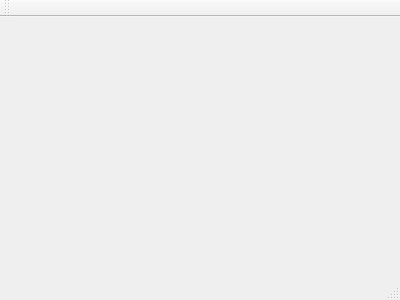
w809291634/QT_Creator_Study, file Qt_exp/xlabTools_demo/mainwindow.ui: the form before one commit.
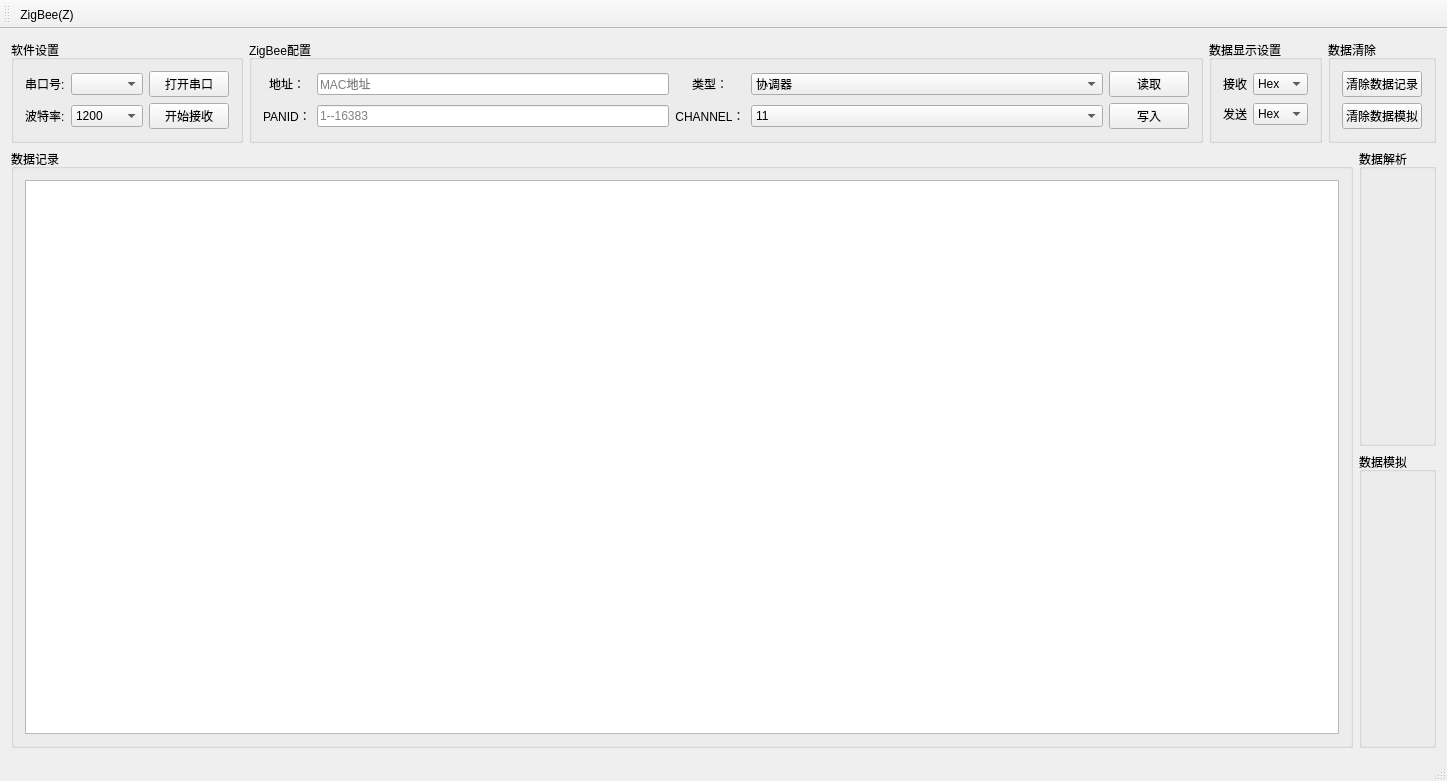
The form after the commit.

Patch:
```diff
--- a/Qt_exp/xlabTools_demo/mainwindow.ui
+++ b/Qt_exp/xlabTools_demo/mainwindow.ui
@@ -1,24 +1,456 @@
 <ui version="4.0">
  <class>MainWindow</class>
- <widget class="QMainWindow" name="MainWindow" >
-  <property name="geometry" >
+ <widget class="QMainWindow" name="MainWindow">
+  <property name="geometry">
    <rect>
     <x>0</x>
     <y>0</y>
-    <width>400</width>
-    <height>300</height>
+    <width>1447</width>
+    <height>781</height>
    </rect>
   </property>
   <property name="windowTitle" >
    <string>MainWindow</string>
   </property>
-  <widget class="QMenuBar" name="menuBar" />
-  <widget class="QToolBar" name="mainToolBar" />
-  <widget class="QWidget" name="centralWidget" />
-  <widget class="QStatusBar" name="statusBar" />
+  <widget class="QWidget" name="centralWidget">
+   <layout class="QGridLayout" name="gridLayout_7">
+    <item row="0" column="0">
+     <layout class="QHBoxLayout" name="horizontalLayout_2">
+      <item>
+       <widget class="QGroupBox" name="groupBox">
+        <property name="title">
+         <string>软件设置</string>
+        </property>
+        <layout class="QGridLayout" name="gridLayout">
+         <item row="0" column="0">
+          <widget class="QLabel" name="label">
+           <property name="text">
+            <string>串口号:</string>
+           </property>
+          </widget>
+         </item>
+         <item row="0" column="1">
+          <widget class="QComboBox" name="comboBox_Com"/>
+         </item>
+         <item row="0" column="2">
+          <widget class="QPushButton" name="pushButton_OpenCom">
+           <property name="text">
+            <string>打开串口</string>
+           </property>
+          </widget>
+         </item>
+         <item row="1" column="0">
+          <widget class="QLabel" name="label_2">
+           <property name="text">
+            <string>波特率:</string>
+           </property>
+          </widget>
+         </item>
+         <item row="1" column="1">
+          <widget class="QComboBox" name="comboBox_Baud">
+           <item>
+            <property name="text">
+             <string>1200</string>
+            </property>
+           </item>
+           <item>
+            <property name="text">
+             <string>2400</string>
+            </property>
+           </item>
+           <item>
+            <property name="text">
+             <string>4800</string>
+            </property>
+           </item>
+           <item>
+            <property name="text">
+             <string>9600</string>
+            </property>
+           </item>
+           <item>
+            <property name="text">
+             <string>19200</string>
+            </property>
+           </item>
+           <item>
+            <property name="text">
+             <string>38400</string>
+            </property>
+           </item>
+           <item>
+            <property name="text">
+             <string>57600</string>
+            </property>
+           </item>
+           <item>
+            <property name="text">
+             <string>115200</string>
+            </property>
+           </item>
+          </widget>
+         </item>
+         <item row="1" column="2">
+          <widget class="QPushButton" name="pushButton_OpenRec">
+           <property name="text">
+            <string>开始接收</string>
+           </property>
+          </widget>
+         </item>
+        </layout>
+       </widget>
+      </item>
+      <item>
+       <widget class="QGroupBox" name="groupBox_2">
+        <property name="title">
+         <string>ZigBee配置</string>
+        </property>
+        <layout class="QGridLayout" name="gridLayout_3">
+         <item row="0" column="0" rowspan="2">
+          <layout class="QVBoxLayout" name="verticalLayout">
+           <item>
+            <widget class="QLabel" name="label_Name_text">
+             <property name="sizePolicy">
+              <sizepolicy hsizetype="Preferred" vsizetype="Preferred">
+               <horstretch>0</horstretch>
+               <verstretch>0</verstretch>
+              </sizepolicy>
+             </property>
+             <property name="text">
+              <string>&lt;html&gt;&lt;head/&gt;&lt;body&gt;&lt;p align=&quot;center&quot;&gt;地址：&lt;/p&gt;&lt;/body&gt;&lt;/html&gt;</string>
+             </property>
+            </widget>
+           </item>
+           <item>
+            <widget class="QLabel" name="label_Panid_text">
+             <property name="text">
+              <string>&lt;html&gt;&lt;head/&gt;&lt;body&gt;&lt;p align=&quot;center&quot;&gt;PANID：&lt;/p&gt;&lt;/body&gt;&lt;/html&gt;</string>
+             </property>
+            </widget>
+           </item>
+          </layout>
+         </item>
+         <item row="0" column="1">
+          <widget class="QLineEdit" name="lineEdit">
+           <property name="readOnly">
+            <bool>true</bool>
+           </property>
+           <property name="placeholderText">
+            <string>MAC地址</string>
+           </property>
+          </widget>
+         </item>
+         <item row="0" column="2" rowspan="2">
+          <layout class="QVBoxLayout" name="verticalLayout_2">
+           <item>
+            <widget class="QLabel" name="label_Type_text">
+             <property name="sizePolicy">
+              <sizepolicy hsizetype="Preferred" vsizetype="Preferred">
+               <horstretch>0</horstretch>
+               <verstretch>0</verstretch>
+              </sizepolicy>
+             </property>
+             <property name="text">
+              <string>&lt;html&gt;&lt;head/&gt;&lt;body&gt;&lt;p align=&quot;center&quot;&gt;类型：&lt;/p&gt;&lt;/body&gt;&lt;/html&gt;</string>
+             </property>
+            </widget>
+           </item>
+           <item>
+            <widget class="QLabel" name="label_Channel_text">
+             <property name="text">
+              <string>&lt;html&gt;&lt;head/&gt;&lt;body&gt;&lt;p align=&quot;center&quot;&gt;CHANNEL：&lt;/p&gt;&lt;/body&gt;&lt;/html&gt;</string>
+             </property>
+            </widget>
+           </item>
+          </layout>
+         </item>
+         <item row="0" column="3">
+          <widget class="QComboBox" name="comboBox">
+           <property name="sizePolicy">
+            <sizepolicy hsizetype="Expanding" vsizetype="Fixed">
+             <horstretch>0</horstretch>
+             <verstretch>0</verstretch>
+            </sizepolicy>
+           </property>
+           <item>
+            <property name="text">
+             <string>协调器</string>
+            </property>
+           </item>
+           <item>
+            <property name="text">
+             <string>路由节点</string>
+            </property>
+           </item>
+           <item>
+            <property name="text">
+             <string>终端节点</string>
+            </property>
+           </item>
+          </widget>
+         </item>
+         <item row="0" column="4">
+          <widget class="QPushButton" name="pushButton">
+           <property name="text">
+            <string>读取</string>
+           </property>
+          </widget>
+         </item>
+         <item row="1" column="1">
+          <widget class="QLineEdit" name="lineEdit_2">
+           <property name="placeholderText">
+            <string>1--16383</string>
+           </property>
+          </widget>
+         </item>
+         <item row="1" column="3">
+          <widget class="QComboBox" name="comboBox_2">
+           <property name="sizePolicy">
+            <sizepolicy hsizetype="Expanding" vsizetype="Fixed">
+             <horstretch>0</horstretch>
+             <verstretch>0</verstretch>
+            </sizepolicy>
+           </property>
+           <item>
+            <property name="text">
+             <string>11</string>
+            </property>
+           </item>
+           <item>
+            <property name="text">
+             <string>12</string>
+            </property>
+           </item>
+           <item>
+            <property name="text">
+             <string>13</string>
+            </property>
+           </item>
+           <item>
+            <property name="text">
+             <string>14</string>
+            </property>
+           </item>
+           <item>
+            <property name="text">
+             <string>15</string>
+            </property>
+           </item>
+           <item>
+            <property name="text">
+             <string>16</string>
+            </property>
+           </item>
+           <item>
+            <property name="text">
+             <string>17</string>
+            </property>
+           </item>
+           <item>
+            <property name="text">
+             <string>18</string>
+            </property>
+           </item>
+           <item>
+            <property name="text">
+             <string>19</string>
+            </property>
+           </item>
+           <item>
+            <property name="text">
+             <string>20</string>
+            </property>
+           </item>
+           <item>
+            <property name="text">
+             <string>21</string>
+            </property>
+           </item>
+           <item>
+            <property name="text">
+             <string>22</string>
+            </property>
+           </item>
+           <item>
+            <property name="text">
+             <string>23</string>
+            </property>
+           </item>
+           <item>
+            <property name="text">
+             <string>24</string>
+            </property>
+           </item>
+           <item>
+            <property name="text">
+             <string>25</string>
+            </property>
+           </item>
+           <item>
+            <property name="text">
+             <string>26</string>
+            </property>
+           </item>
+          </widget>
+         </item>
+         <item row="1" column="4">
+          <widget class="QPushButton" name="pushButton_2">
+           <property name="text">
+            <string>写入</string>
+           </property>
+          </widget>
+         </item>
+        </layout>
+       </widget>
+      </item>
+      <item>
+       <widget class="QGroupBox" name="groupBox_6">
+        <property name="title">
+         <string>数据显示设置</string>
+        </property>
+        <layout class="QGridLayout" name="gridLayout_5">
+         <item row="0" column="0">
+          <widget class="QLabel" name="label_3">
+           <property name="text">
+            <string>接收</string>
+           </property>
+          </widget>
+         </item>
+         <item row="0" column="1">
+          <widget class="QComboBox" name="comboBox_3">
+           <item>
+            <property name="text">
+             <string>Hex</string>
+            </property>
+           </item>
+           <item>
+            <property name="text">
+             <string>Ascii</string>
+            </property>
+           </item>
+          </widget>
+         </item>
+         <item row="1" column="0">
+          <widget class="QLabel" name="label_4">
+           <property name="text">
+            <string>发送</string>
+           </property>
+          </widget>
+         </item>
+         <item row="1" column="1">
+          <widget class="QComboBox" name="comboBox_4">
+           <item>
+            <property name="text">
+             <string>Hex</string>
+            </property>
+           </item>
+           <item>
+            <property name="text">
+             <string>Ascii</string>
+            </property>
+           </item>
+          </widget>
+         </item>
+        </layout>
+       </widget>
+      </item>
+      <item>
+       <widget class="QGroupBox" name="groupBox_7">
+        <property name="title">
+         <string>数据清除</string>
+        </property>
+        <layout class="QGridLayout" name="gridLayout_6">
+         <item row="0" column="0">
+          <widget class="QPushButton" name="pushButton_3">
+           <property name="text">
+            <string>清除数据记录</string>
+           </property>
+          </widget>
+         </item>
+         <item row="1" column="0">
+          <widget class="QPushButton" name="pushButton_4">
+           <property name="text">
+            <string>清除数据模拟</string>
+           </property>
+          </widget>
+         </item>
+        </layout>
+       </widget>
+      </item>
+     </layout>
+    </item>
+    <item row="1" column="0">
+     <layout class="QHBoxLayout" name="horizontalLayout">
+      <item>
+       <widget class="QGroupBox" name="groupBox_3">
+        <property name="title">
+         <string>数据记录</string>
+        </property>
+        <layout class="QGridLayout" name="gridLayout_4">
+         <item row="0" column="0">
+          <widget class="QListWidget" name="listWidget"/>
+         </item>
+        </layout>
+       </widget>
+      </item>
+      <item>
+       <layout class="QVBoxLayout" name="verticalLayout_3">
+        <item>
+         <widget class="QGroupBox" name="groupBox_4">
+          <property name="title">
+           <string>数据解析</string>
+          </property>
+         </widget>
+        </item>
+        <item>
+         <widget class="QGroupBox" name="groupBox_5">
+          <property name="title">
+           <string>数据模拟</string>
+          </property>
+         </widget>
+        </item>
+       </layout>
+      </item>
+     </layout>
+    </item>
+   </layout>
+  </widget>
+  <widget class="QMenuBar" name="menuBar">
+   <property name="geometry">
+    <rect>
+     <x>0</x>
+     <y>0</y>
+     <width>1447</width>
+     <height>26</height>
+    </rect>
+   </property>
+  </widget>
+  <widget class="QToolBar" name="mainToolBar">
+   <attribute name="toolBarArea">
+    <enum>TopToolBarArea</enum>
+   </attribute>
+   <attribute name="toolBarBreak">
+    <bool>false</bool>
+   </attribute>
+   <addaction name="actionZigBee"/>
+  </widget>
+  <widget class="QStatusBar" name="statusBar"/>
+  <action name="actionZigBee">
+   <property name="checkable">
+    <bool>true</bool>
+   </property>
+   <property name="text">
+    <string>ZigBee(&amp;Z)</string>
+   </property>
+   <property name="toolTip">
+    <string>ZigBee</string>
+   </property>
+   <property name="shortcut">
+    <string>Ctrl+Z</string>
+   </property>
+  </action>
  </widget>
- <layoutDefault spacing="6" margin="11" />
- <pixmapfunction></pixmapfunction>
+ <layoutdefault spacing="6" margin="11"/>
  <resources/>
  <connections/>
 </ui>
```
Left out of the diff: 3 changed lines with no effect on the pictures.
